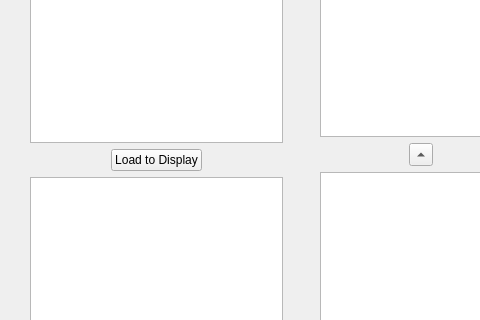
Qt form controlwindow.ui (AlexjHeat/MusicTriviaPy) before a commit; both pictures show x 0 to 480 and y 129 to 449 of the 1004 by 600 pixel window.
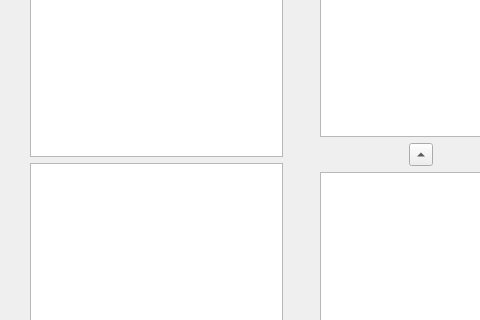
The same form after that commit.

Patch:
```diff
--- a/controlwindow.ui
+++ b/controlwindow.ui
@@ -27,43 +27,6 @@
      <item>
       <widget class="QListView" name="categoriesListView"/>
      </item>
-     <item>
-      <layout class="QHBoxLayout" name="horizontalLayout_10">
-       <item>
-        <spacer name="horizontalSpacer_11">
-         <property name="orientation">
-          <enum>Qt::Horizontal</enum>
-         </property>
-         <property name="sizeHint" stdset="0">
-          <size>
-           <width>40</width>
-           <height>20</height>
-          </size>
-         </property>
-        </spacer>
-       </item>
-       <item>
-        <widget class="QPushButton" name="categoryLoadButton">
-         <property name="text">
-          <string>Load to Display</string>
-         </property>
-        </widget>
-       </item>
-       <item>
-        <spacer name="horizontalSpacer_10">
-         <property name="orientation">
-          <enum>Qt::Horizontal</enum>
-         </property>
-         <property name="sizeHint" stdset="0">
-          <size>
-           <width>40</width>
-           <height>20</height>
-          </size>
-         </property>
-        </spacer>
-       </item>
-      </layout>
-     </item>
      <item>
       <widget class="QTextEdit" name="categoryDescriptionEdit">
        <property name="readOnly">
```
Left out of the diff: 9 changed lines with no effect on the pictures.
